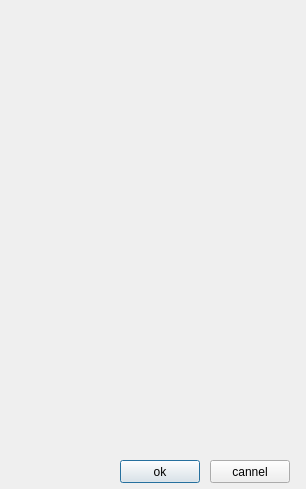
Before: the Qt Designer form add_class_dialog.ui in jiangzheng1582090156/student_manager_system, drawn with Qt 5.
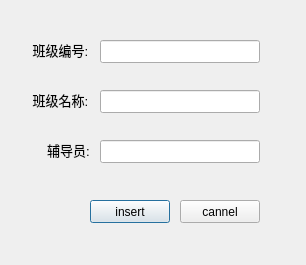
After: the same form once the commit is applied.

```diff
--- a/add_class_dialog.ui
+++ b/add_class_dialog.ui
@@ -7,7 +7,7 @@
     <x>0</x>
     <y>0</y>
     <width>306</width>
-    <height>489</height>
+    <height>265</height>
    </rect>
   </property>
   <property name="windowTitle">
@@ -16,21 +16,21 @@
   <widget class="QPushButton" name="btn_ok">
    <property name="geometry">
     <rect>
-     <x>120</x>
-     <y>460</y>
+     <x>90</x>
+     <y>200</y>
      <width>80</width>
      <height>23</height>
     </rect>
    </property>
    <property name="text">
-    <string>ok</string>
+    <string>insert</string>
    </property>
   </widget>
   <widget class="QPushButton" name="btn_cannel">
    <property name="geometry">
     <rect>
-     <x>210</x>
-     <y>460</y>
+     <x>180</x>
+     <y>200</y>
      <width>80</width>
      <height>23</height>
     </rect>
@@ -39,6 +39,99 @@
     <string>cannel</string>
    </property>
   </widget>
+  <widget class="QLabel" name="label">
+   <property name="geometry">
+    <rect>
+     <x>30</x>
+     <y>40</y>
+     <width>61</width>
+     <height>20</height>
+    </rect>
+   </property>
+   <property name="font">
+    <font>
+     <pointsize>10</pointsize>
+    </font>
+   </property>
+   <property name="text">
+    <string>班级编号:</string>
+   </property>
+   <property name="alignment">
+    <set>Qt::AlignCenter</set>
+   </property>
+  </widget>
+  <widget class="QLabel" name="label_2">
+   <property name="geometry">
+    <rect>
+     <x>30</x>
+     <y>90</y>
+     <width>61</width>
+     <height>20</height>
+    </rect>
+   </property>
+   <property name="font">
+    <font>
+     <pointsize>10</pointsize>
+    </font>
+   </property>
+   <property name="text">
+    <string>班级名称:</string>
+   </property>
+   <property name="alignment">
+    <set>Qt::AlignCenter</set>
+   </property>
+  </widget>
+  <widget class="QLabel" name="label_3">
+   <property name="geometry">
+    <rect>
+     <x>36</x>
+     <y>140</y>
+     <width>61</width>
+     <height>20</height>
+    </rect>
+   </property>
+   <property name="font">
+    <font>
+     <pointsize>10</pointsize>
+    </font>
+   </property>
+   <property name="text">
+    <string> 辅导员:</string>
+   </property>
+   <property name="alignment">
+    <set>Qt::AlignCenter</set>
+   </property>
+  </widget>
+  <widget class="QLineEdit" name="le_classid">
+   <property name="geometry">
+    <rect>
+     <x>100</x>
+     <y>40</y>
+     <width>160</width>
+     <height>23</height>
+    </rect>
+   </property>
+  </widget>
+  <widget class="QLineEdit" name="le_classname">
+   <property name="geometry">
+    <rect>
+     <x>100</x>
+     <y>90</y>
+     <width>160</width>
+     <height>23</height>
+    </rect>
+   </property>
+  </widget>
+  <widget class="QLineEdit" name="le_teachername">
+   <property name="geometry">
+    <rect>
+     <x>100</x>
+     <y>140</y>
+     <width>160</width>
+     <height>23</height>
+    </rect>
+   </property>
+  </widget>
  </widget>
  <resources/>
  <connections/>
```
Left out of the diff: 4 changed lines with no effect on the pictures.
